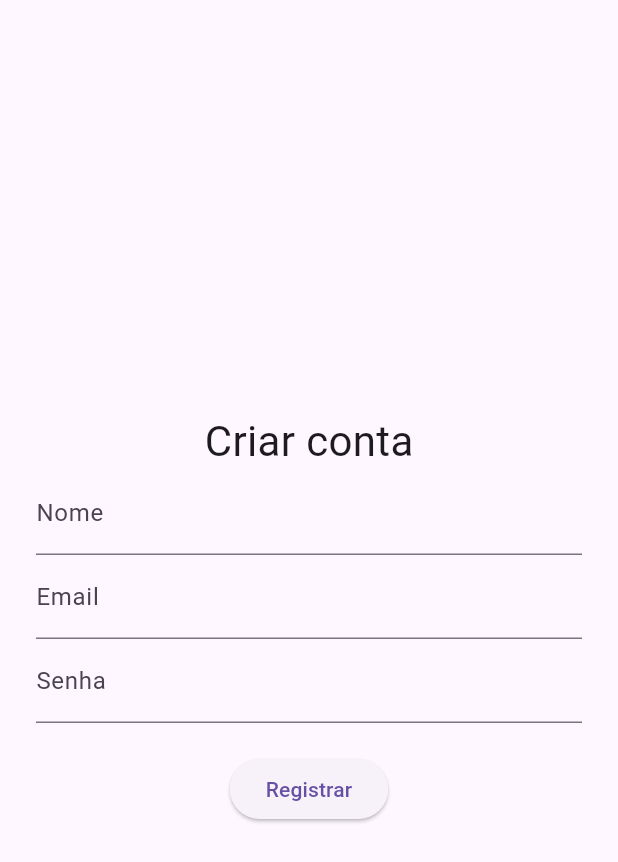
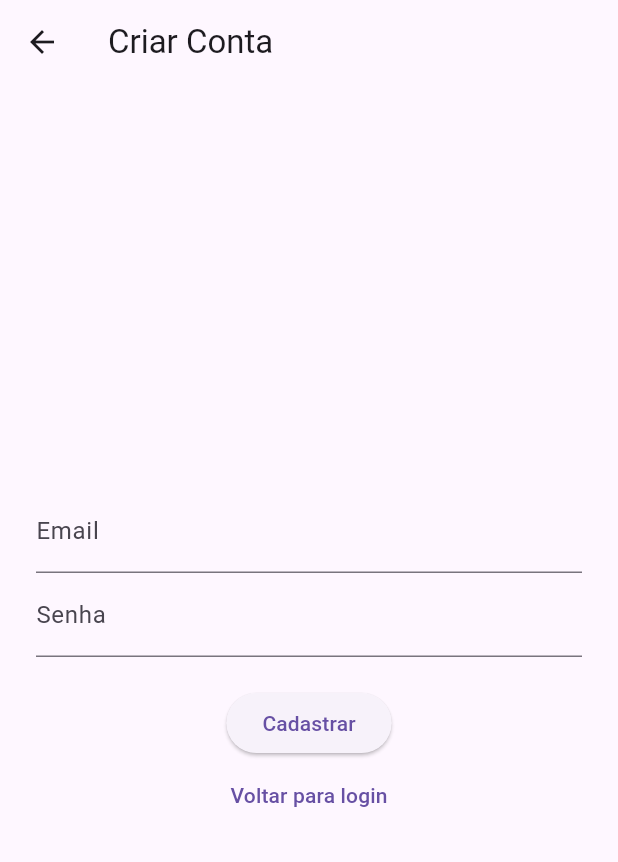
Before and after one commit to Monfardini/Taskly, a Flutter app: the RegisterScreen screen opened by its route, on a phone screen of 412 x 824 dp. Shown: the top 862 px of the screen. Run offline on Flutter 3.47's test engine with Material 3 defaults, Android fonts, the light colour scheme and no system bars; our stand-ins replace firebase_auth, firebase_core; accounts and stored records are empty; network calls fail.

Commit message:
atualizando o login e o registro para funcionarem corretamente

```diff
--- a/lib/screens/register.dart
+++ b/lib/screens/register.dart
@@ -1,29 +1,83 @@
 import 'package:flutter/material.dart';
+import 'package:firebase_auth/firebase_auth.dart';
 
-class RegisterScreen extends StatelessWidget {
+class RegisterScreen extends StatefulWidget {
   const RegisterScreen({super.key});
+
+  @override
+  State<RegisterScreen> createState() => _RegisterScreenState();
+}
+
+class _RegisterScreenState extends State<RegisterScreen> {
+  final emailController = TextEditingController();
+  final passwordController = TextEditingController();
+  bool isLoading = false;
+  String? errorMessage;
+
+  Future<void> _register() async {
+    setState(() {
+      isLoading = true;
+      errorMessage = null;
+    });
+
+    try {
+      await FirebaseAuth.instance.createUserWithEmailAndPassword(
+        email: emailController.text.trim(),
+        password: passwordController.text,
+      );
+      if (mounted) {
+        Navigator.pushReplacementNamed(context, '/home');
+      }
+    } on FirebaseAuthException catch (e) {
+      setState(() {
+        errorMessage = e.message ?? "Erro desconhecido";
+      });
+    } finally {
+      if (mounted) {
+        setState(() => isLoading = false);
+      }
+    }
+  }
+
+  void _goToLogin() {
+    Navigator.pop(context); // volta para tela de login
+  }
 
   @override
   Widget build(BuildContext context) {
     return Scaffold(
+      appBar: AppBar(title: const Text("Criar Conta")),
       body: Padding(
         padding: const EdgeInsets.all(24.0),
+        child: Center(
+          child: SingleChildScrollView(
             child: Column(
-          mainAxisAlignment: MainAxisAlignment.center,
               children: [
-            const Text("Criar conta", style: TextStyle(fontSize: 28)),
-            const TextField(decoration: InputDecoration(labelText: "Nome")),
-            const TextField(decoration: InputDecoration(labelText: "Email")),
-            const TextField(
-              decoration: InputDecoration(labelText: "Senha"),
+                TextField(
+                  controller: emailController,
+                  decoration: const InputDecoration(labelText: "Email"),
+                ),
+                TextField(
+                  controller: passwordController,
+                  decoration: const InputDecoration(labelText: "Senha"),
                   obscureText: true,
                 ),
                 const SizedBox(height: 20),
-            ElevatedButton(
-              onPressed: () {},
-              child: const Text("Registrar"),
+                if (errorMessage != null)
+                  Text(errorMessage!, style: const TextStyle(color: Colors.red)),
+                isLoading
+                    ? const CircularProgressIndicator()
+                    : ElevatedButton(
+                        onPressed: _register,
+                        child: const Text("Cadastrar"),
                       ),
+                TextButton(
+                  onPressed: _goToLogin,
+                  child: const Text("Voltar para login"),
+                )
               ],
+            ),
+          ),
         ),
       ),
     );
```
Also changed, not shown: lib/screens/login.dart (+59 -8 lines). Lines whose indentation alone changed are shown as unchanged.
